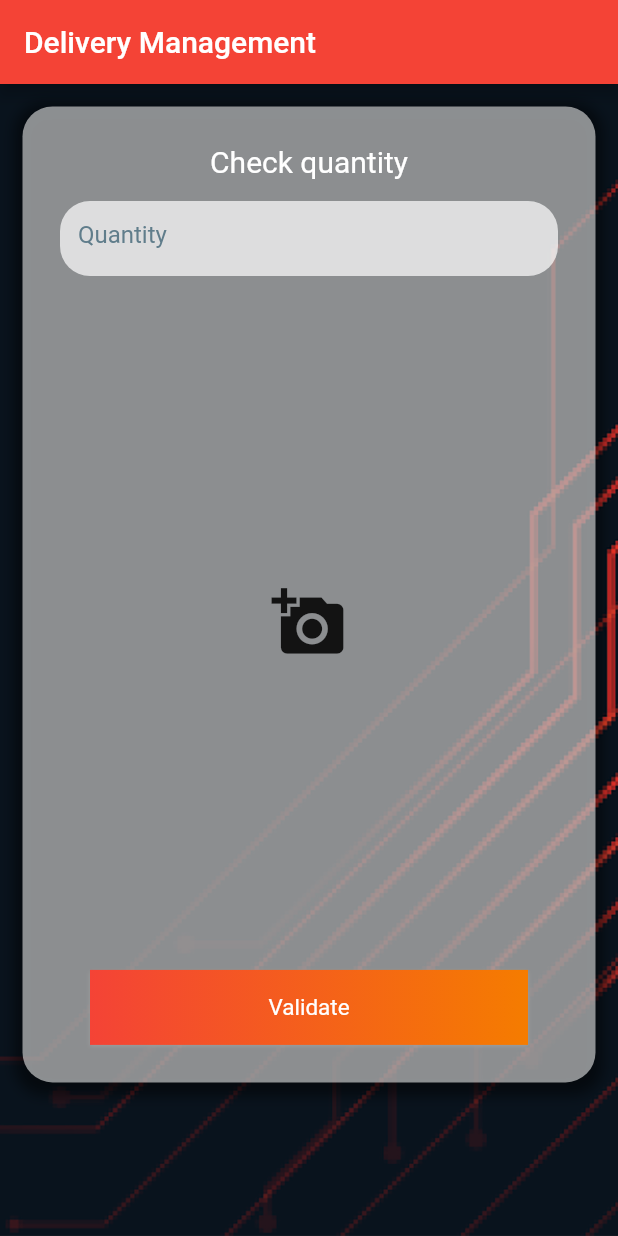
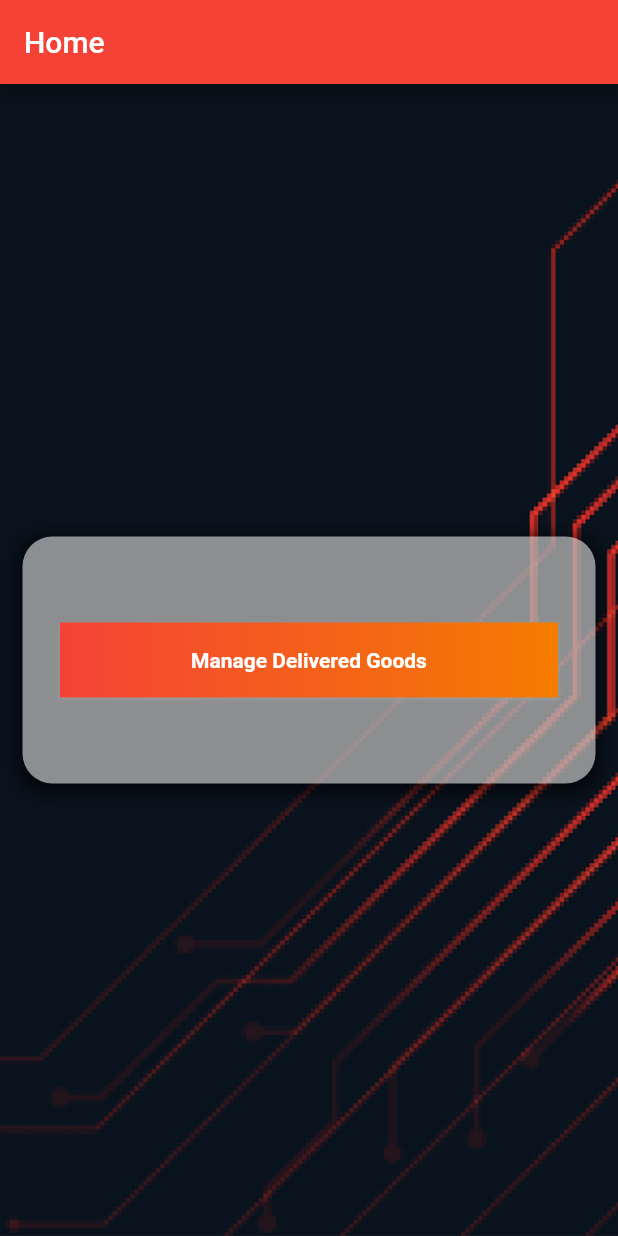
Before and after one commit to UshanFernando/Procurements-for-Construction-Industry, a Flutter app: the screen it shows after launch, on a phone screen of 412 x 824 dp. Run offline on Flutter 3.47's test engine with Material 2 defaults, Android fonts, the phone set to English and light mode, and no system bars; our stand-ins replace cloud_firestore, firebase_storage, image_picker; missing offline and left inert: horizontal_data_table; accounts and stored records are empty.

```diff
--- /dev/null
+++ b/lib/Screens/DeliveryHome.dart
@@ -0,0 +1,86 @@
+import 'package:construction_procurement_app/Screens/DeliveryValidate.dart';
+import 'package:construction_procurement_app/Widgets/RaisedGredientBtn.dart';
+import 'package:flutter/material.dart';
+
+class DeliveryHome extends StatefulWidget {
+  @override
+  _DeliveryHomeState createState() => _DeliveryHomeState();
+}
+
+class _DeliveryHomeState extends State<DeliveryHome> {
+  @override
+  Widget build(BuildContext context) {
+    double height = MediaQuery.of(context).size.height;
+    return Stack(children: <Widget>[
+      Image.asset(
+        "Assets/bg.jpg",
+        height: MediaQuery.of(context).size.height,
+        width: MediaQuery.of(context).size.width,
+        fit: BoxFit.cover,
+      ),
+      Scaffold(
+        backgroundColor: Colors.transparent,
+        appBar: AppBar(
+          // Here we take the value from the MyHomePage object that was created by
+          // the App.build method, and use it to set our appbar title.
+          title: Text("Home"),
+        ),
+        body: Center(
+          // Center is a layout widget. It takes a single child and positions it
+          // in the middle of the parent.
+          child: Container(
+            margin: EdgeInsets.all(15),
+            height: height * 0.2,
+            width: double.infinity,
+            padding: EdgeInsets.all(25),
+            decoration: BoxDecoration(
+              color: Colors.white54,
+              borderRadius: BorderRadius.all(
+                Radius.circular(20),
+              ),
+              boxShadow: [
+                BoxShadow(
+                  color: Colors.black.withOpacity(0.5),
+                  spreadRadius: 5,
+                  blurRadius: 7,
+                  offset: Offset(0, 3), // changes position of shadow
+                ),
+              ],
+            ),
+            child: Column(
+              mainAxisSize: MainAxisSize.max,
+              mainAxisAlignment: MainAxisAlignment.center,
+              children: <Widget>[
+                SizedBox(
+                  height: 10,
+                ),
+                RaisedGradientButton(
+                    child: Text(
+                      'Manage Delivered Goods',
+                      style: TextStyle(
+                        color: Colors.white,
+                        fontWeight: FontWeight.bold,
+                      ),
+                    ),
+                    gradient: LinearGradient(
+                      colors: <Color>[Colors.red, Colors.orange[700]],
+                    ),
+                    onPressed: () {
+                      Navigator.push(
+                        context,
+                        MaterialPageRoute(
+                            builder: (context) => DeliveryValidate()),
+                      );
+                    }),
+                SizedBox(
+                  height: 10,
+                ),
+              ],
+            ),
+          ),
+        ),
+        // This trailing comma makes auto-formatting nicer for build methods.
+      )
+    ]);
+  }
+}
--- a/lib/main.dart
+++ b/lib/main.dart
@@ -11,6 +11,7 @@ import 'package:provider/provider.dart';
 
 import 'Providers/RequisitionProvider.dart';
 import 'Providers/SupplierProvider.dart';
+import 'Screens/DeliveryHome.dart';
 import 'Screens/DeliveryPayment.dart';
 import 'Screens/DeliveryReconciliate.dart';
 import 'Screens/DeliveryValidate.dart';
@@ -56,7 +57,7 @@ class MyApp extends StatelessWidget {
               fillColor: Colors.white70,
             ),
           ),
-          home: DeliveryValidate(),
+          home: DeliveryHome(),
         ));
   }
 }
```
Also changed, not shown: lib/Providers/DeliveryManagerProvider.dart (+9 -0 lines), lib/Screens/DeliveryPayment.dart (+69 -13 lines), lib/Screens/DeliveryReconciliate.dart (+20 -23 lines), lib/Screens/DeliveryValidate.dart (+28 -9 lines), pubspec.lock.
